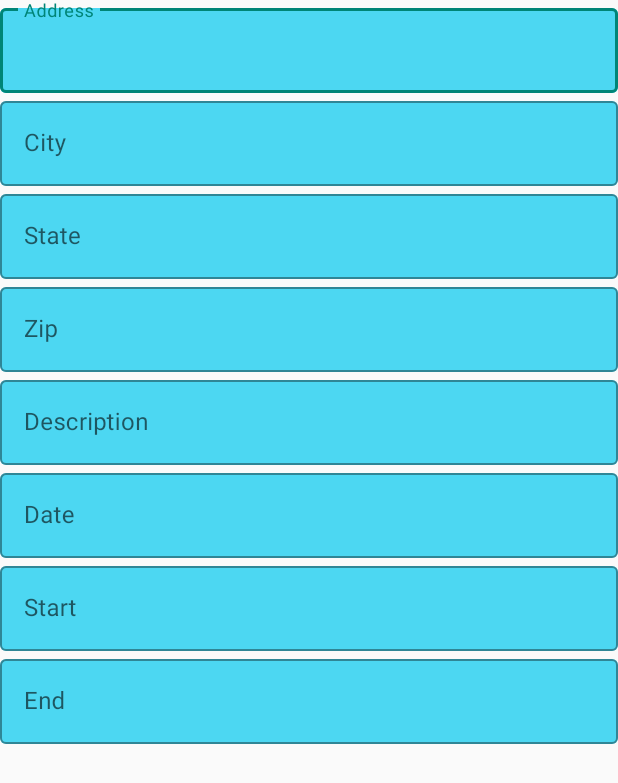
After one commit to GregIzzo/Capstone-Project, an Android app: the layout activity_addtagsale.xml on its own in the app's theme, with its tools: preview values and no code run, on a phone screen of 412 x 824 dp. The commit adds this screen. Shown: the top 783 px of the screen. Run offline under Robolectric (Android 15) with nearby library versions, the phone set to English and light mode, and no system bars.

Commit message:
feat: 'Add Tag Sale' button added to TagSaleEventList
linked the 'Add Tag Sale' button from TagSaleListFragment to main activity

```diff
--- a/app/src/main/java/com/example/android/tagsalenow/MainActivity.java
+++ b/app/src/main/java/com/example/android/tagsalenow/MainActivity.java
@@ -15,6 +15,7 @@ import android.support.v7.widget.Toolbar;
 import android.util.Log;
 import android.view.Menu;
 import android.view.MenuItem;
+import android.widget.Toast;
 
 import com.example.android.tagsalenow.data.TagSaleEventsViewModel;
 import com.example.android.tagsalenow.data.WeatherContract;
@@ -33,7 +34,7 @@ import com.google.firebase.database.FirebaseDatabase;
 import java.util.Arrays;
 
 public class MainActivity extends AppCompatActivity implements
-        LoaderManager.LoaderCallbacks<Cursor> {
+        LoaderManager.LoaderCallbacks<Cursor>, TagSaleListFragment.OnButtonClickListener {
     private AdView mAdView;//Needed for AdMob Ad
 
     //NOTE : WEATHER DB AND LOADING IS FROM SUNSHINE APP, FROM UDACITY ANDROID NANO DEGREE COURSE
@@ -328,4 +329,11 @@ public class MainActivity extends AppCompatActivity implements
     private void updateWeatherData(Cursor data){
         Log.d(TAG, "updateWeatherData: --- WeatherData In MAIN:"+data.toString());
     }
+
+    @Override
+    public void onAddButtonClicked() {
+        Toast toast = Toast.makeText(this, "Main heard button click", Toast.LENGTH_SHORT);//, "Data Changed");
+        toast.show();
+
+    }
 }
--- a/app/src/main/java/com/example/android/tagsalenow/TagSaleListFragment.java
+++ b/app/src/main/java/com/example/android/tagsalenow/TagSaleListFragment.java
@@ -4,6 +4,7 @@ import android.arch.lifecycle.LiveData;
 import android.arch.lifecycle.Observer;
 import android.arch.lifecycle.ViewModelProviders;
 import android.content.Context;
+import android.content.Intent;
 import android.os.Bundle;
 import android.support.annotation.Nullable;
 import android.support.v4.app.Fragment;
@@ -13,6 +14,7 @@ import android.util.Log;
 import android.view.LayoutInflater;
 import android.view.View;
 import android.view.ViewGroup;
+import android.widget.Button;
 import android.widget.Toast;
 
 import com.example.android.tagsalenow.data.TagSaleEventsViewModel;
@@ -35,8 +37,16 @@ public class TagSaleListFragment extends Fragment implements TagSaleListRecycler
     private static final String TAG = "GGG";
     private RecyclerView recyclerView;
     private TagSaleListRecyclerAdapter tagSaleListRecyclerAdapter;
+    private Button btn_AddTagSale;
 
     private Context mContext;
+    //Setup Click listener to report the event to anyone listening
+    OnButtonClickListener mCallback;
+
+    public interface OnButtonClickListener {
+        void onAddButtonClicked();
+    }
+
 
     public TagSaleListFragment(){
     }
@@ -51,7 +61,14 @@ public class TagSaleListFragment extends Fragment implements TagSaleListRecycler
         recyclerView = rootView.findViewById(R.id.rv_tagsalelist);
         assert recyclerView != null;
         Log.d(TAG, "onCreateView: ZZZZ recyclerview=" + recyclerView.getId());
-
+        btn_AddTagSale = (Button) rootView.findViewById(R.id.button_addtagsale);
+        btn_AddTagSale.setOnClickListener(new View.OnClickListener() {
+            @Override
+            public void onClick(View view) {
+                //launch add-tag-sale-activity
+                mCallback.onAddButtonClicked();
+            }
+        });
 /*
         Query query = FirebaseDatabase.getInstance()
                 .getReference()
@@ -130,6 +147,12 @@ public class TagSaleListFragment extends Fragment implements TagSaleListRecycler
     public void onAttach(Context context) {
         super.onAttach(context);
         mContext = context;
+
+        try {
+            mCallback = (OnButtonClickListener) context;
+        } catch (ClassCastException e){
+            throw new ClassCastException(context.toString() + " Must implement OnImageClickListener");
+        }
     }
 
     @Override
--- a/app/src/main/java/com/example/android/tagsalenow/WeatherFragment.java
+++ b/app/src/main/java/com/example/android/tagsalenow/WeatherFragment.java
@@ -14,6 +14,7 @@ import android.util.Log;
 import android.view.LayoutInflater;
 import android.view.View;
 import android.view.ViewGroup;
+import android.widget.Button;
 import android.widget.ImageView;
 import android.widget.TextView;
 
@@ -52,6 +53,9 @@ public class WeatherFragment extends Fragment {
         tv_weather_description = rootView.findViewById(R.id.weather_description);
         tv_weather_temp = rootView.findViewById(R.id.weather_temp);
 
+
+
+
         viewModel = ViewModelProviders.of(this).get(WeatherViewModel.class);
 
         viewModel.getweatherDataList().observe(WeatherFragment.this, new Observer<List<WeatherModel>>() {
--- /dev/null
+++ b/app/src/main/res/layout/activity_addtagsale.xml
@@ -0,0 +1,110 @@
+<?xml version="1.0" encoding="utf-8"?>
+<LinearLayout xmlns:android="http://schemas.android.com/apk/res/android"
+
+    android:layout_width="match_parent"
+    android:layout_height="match_parent"
+    xmlns:app="http://schemas.android.com/apk/res-auto"
+    android:orientation="vertical">
+    <android.support.design.widget.TextInputLayout
+        android:layout_width="match_parent"
+        android:layout_height="wrap_content"
+        app:boxBackgroundColor="@color/colorLightBlue"
+        style="@style/Widget.MaterialComponents.TextInputLayout.OutlinedBox"
+        >
+        <android.support.design.widget.TextInputEditText
+            android:id="@+id/te_address"
+            android:layout_width="match_parent"
+            android:layout_height="wrap_content"
+            android:hint="@string/hint_address"/>
+    </android.support.design.widget.TextInputLayout>
+
+    <android.support.design.widget.TextInputLayout
+        android:layout_width="match_parent"
+        android:layout_height="wrap_content"
+        app:boxBackgroundColor="@color/colorLightBlue"
+        style="@style/Widget.MaterialComponents.TextInputLayout.OutlinedBox"
+        >
+    <android.support.design.widget.TextInputEditText
+            android:id="@+id/te_city"
+            android:layout_width="match_parent"
+            android:layout_height="wrap_content"
+            android:hint="@string/hint_city"/>
+    </android.support.design.widget.TextInputLayout>
+
+    <android.support.design.widget.TextInputLayout
+        android:layout_width="match_parent"
+        android:layout_height="wrap_content"
+        app:boxBackgroundColor="@color/colorLightBlue"
+        style="@style/Widget.MaterialComponents.TextInputLayout.OutlinedBox"
+        >
+    <android.support.design.widget.TextInputEditText
+            android:id="@+id/te_state"
+            android:layout_width="match_parent"
+            android:layout_height="wrap_content"
+            android:hint="@string/hint_state"/>
+    </android.support.design.widget.TextInputLayout>
+
+    <android.support.design.widget.TextInputLayout
+        android:layout_width="match_parent"
+        android:layout_height="wrap_content"
+        app:boxBackgroundColor="@color/colorLightBlue"
+        style="@style/Widget.MaterialComponents.TextInputLayout.OutlinedBox"
+        >
+    <android.support.design.widget.TextInputEditText
+            android:id="@+id/te_zip"
+            android:layout_width="match_parent"
+            android:layout_height="wrap_content"
+            android:hint="@string/hint_zip"/>
+    </android.support.design.widget.TextInputLayout>
+    <android.support.design.widget.TextInputLayout
+        android:layout_width="match_parent"
+        android:layout_height="wrap_content"
+        app:boxBackgroundColor="@color/colorLightBlue"
+        style="@style/Widget.MaterialComponents.TextInputLayout.OutlinedBox"
+        >
+    <android.support.design.widget.TextInputEditText
+            android:id="@+id/te_description"
+            android:layout_width="match_parent"
+            android:layout_height="wrap_content"
+            android:hint="@string/hint_description"/>
+    </android.support.design.widget.TextInputLayout>
+    <android.support.design.widget.TextInputLayout
+        android:layout_width="match_parent"
+        android:layout_height="wrap_content"
+        app:boxBackgroundColor="@color/colorLightBlue"
+        style="@style/Widget.MaterialComponents.TextInputLayout.OutlinedBox"
+        >
+    <android.support.design.widget.TextInputEditText
+            android:id="@+id/te_date"
+            android:layout_width="match_parent"
+            android:layout_height="wrap_content"
+            android:hint="@string/hint_date"/>
+    </android.support.design.widget.TextInputLayout>
+    <android.support.design.widget.TextInputLayout
+        android:layout_width="match_parent"
+        android:layout_height="wrap_content"
+        app:boxBackgroundColor="@color/colorLightBlue"
+        style="@style/Widget.MaterialComponents.TextInputLayout.OutlinedBox"
+        >
+    <android.support.design.widget.TextInputEditText
+            android:id="@+id/te_time_start"
+            android:layout_width="match_parent"
+            android:layout_height="wrap_content"
+            android:hint="@string/hint_time_start"/>
+    </android.support.design.widget.TextInputLayout>
+    <android.support.design.widget.TextInputLayout
+        android:layout_width="match_parent"
+        android:layout_height="wrap_content"
+        app:boxBackgroundColor="@color/colorLightBlue"
+        style="@style/Widget.MaterialComponents.TextInputLayout.OutlinedBox"
+        >
+        <android.support.design.widget.TextInputEditText
+            android:id="@+id/te_time_end"
+            android:layout_width="match_parent"
+            android:layout_height="wrap_content"
+            android:hint="@string/hint_time_end"/>
+    </android.support.design.widget.TextInputLayout>
+
+
+
+</LinearLayout>
--- a/app/src/main/res/layout/fragment_tagsalelist.xml
+++ b/app/src/main/res/layout/fragment_tagsalelist.xml
@@ -1,8 +1,19 @@
 <?xml version="1.0" encoding="utf-8"?>
-<android.support.v7.widget.RecyclerView
+<LinearLayout
     xmlns:android="http://schemas.android.com/apk/res/android"
     xmlns:app="http://schemas.android.com/apk/res-auto"
     xmlns:tools="http://schemas.android.com/tools"
+    android:layout_height="match_parent"
+    android:layout_width="match_parent"
+    android:orientation="vertical"
+    >
+    <Button
+        android:id="@+id/button_addtagsale"
+        android:layout_width="match_parent"
+        android:layout_height="wrap_content"
+        android:text="@string/add_tagsale"
+        style="@style/Widget.AppCompat.Button.Colored"/>
+    <android.support.v7.widget.RecyclerView
 
         android:id="@+id/rv_tagsalelist"
         android:layout_width="match_parent"
@@ -13,3 +24,4 @@
         tools:context="com.example.android.tagsalenow.TagSaleListFragment"
 
         tools:listitem="@layout/tagsalelistitem" />
+</LinearLayout>
--- a/app/src/main/res/values/dimens.xml
+++ b/app/src/main/res/values/dimens.xml
@@ -3,4 +3,5 @@
     <dimen name="tslist_left_margin">2dp</dimen>
     <dimen name="tslist_right_margin">2dp</dimen>
     <dimen name="tslist_fattend_left_margin">4dp</dimen>
+    <dimen name="tslist_addbutton_top_bottom_margin">4dp</dimen>
 </resources>
--- a/app/src/main/res/values/strings.xml
+++ b/app/src/main/res/values/strings.xml
@@ -22,6 +22,18 @@
     <string name="wf_temperature_units"> &#176; F</string>
 
     <string name="cd_weather_icon">Weather Icon</string>
+
+    <string name="plus_sign">+</string>
+    <string name="add_tagsale">Add Tag Sale</string>
+    <!-- Tag Sale Entry -->
+    <string name="hint_address">Address</string>
+    <string name="hint_city">City</string>
+    <string name="hint_state">State</string>
+    <string name="hint_zip">Zip</string>
+    <string name="hint_date">Date</string>
+    <string name="hint_time_start">Start</string>
+    <string name="hint_time_end">End</string>
+    <string name="hint_description">Description</string>
 
     <!-- - - - - - - - - - - - - - -
   - Used by SunshineDateUtils  -
```
Lines whose indentation alone changed are shown as unchanged.
